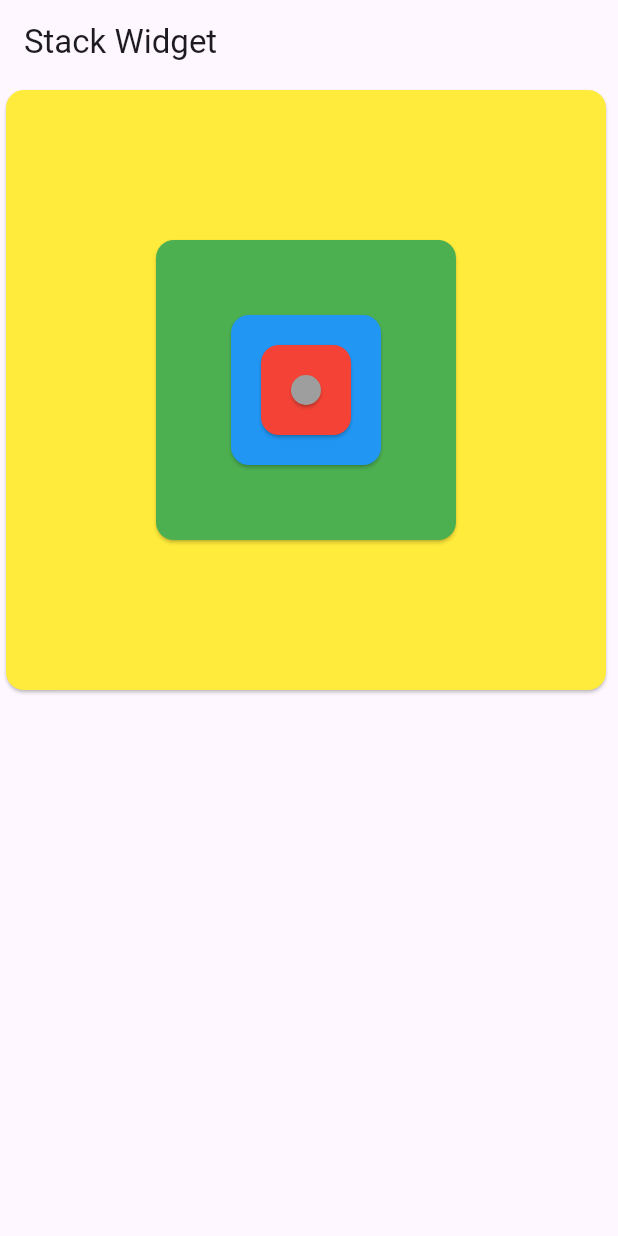
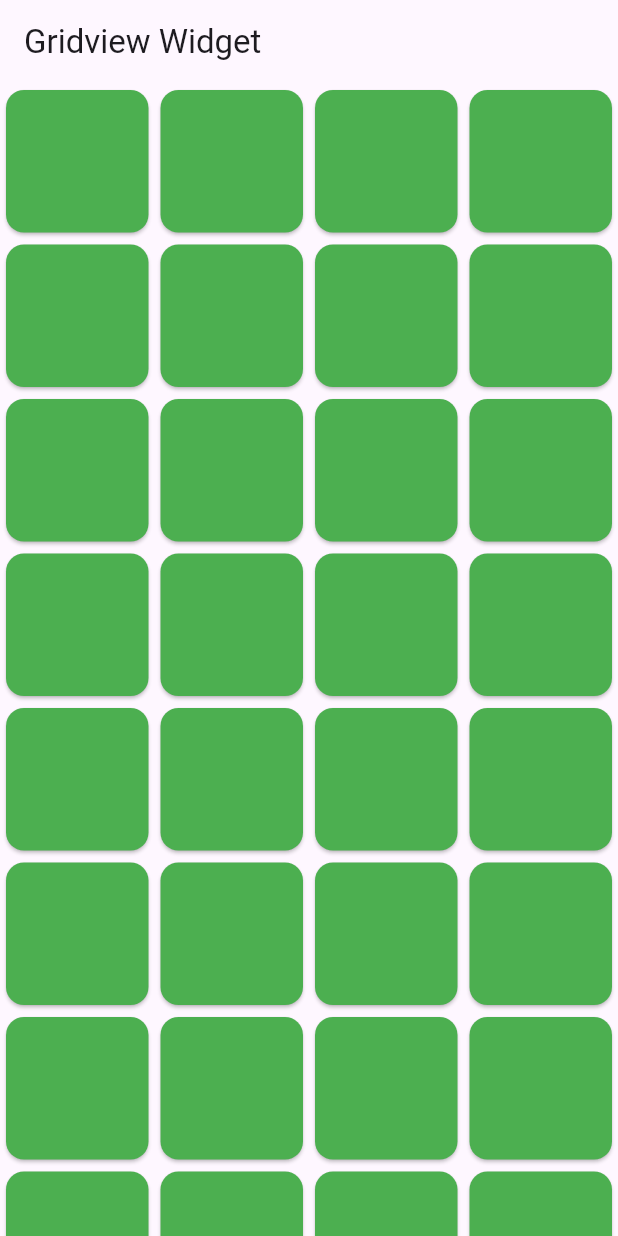
Before and after one commit to mkkm88/FlutterPractice, a Flutter app: the screen it shows after launch, on a phone screen of 412 x 824 dp. Run offline on Flutter 3.47's test engine with Material 3 defaults, Android fonts, the phone set to English and light mode, and no system bars.

Commit message:
Gridview Widget

```diff
--- a/lib/main.dart
+++ b/lib/main.dart
@@ -12,37 +12,34 @@ class MyApp extends StatefulWidget {
 }
 
 class _MyAppState extends State<MyApp> {
+  List<int> items = [];
+
+  @override
+  void initState() {
+    for (int i = 0; i < 50; i++) {
+      items.add(i);
+    }
+    super.initState();
+  }
+
   @override
   Widget build(BuildContext context) {
     return MaterialApp(
       title: 'My Application',
       debugShowCheckedModeBanner: false,
       home: Scaffold(
-        appBar: AppBar(title: Text('Stack Widget')),
-        body: Stack(
-          alignment: Alignment.center,
-          children: <Widget>[
-            Card(
-              color: Colors.yellow,
-              child: Padding(padding: EdgeInsets.all(200.0)),
-            ),
-            Card(
+        appBar: AppBar(title: Text('Gridview Widget')),
+        body: GridView.builder(
+          itemCount: items.length,
+          gridDelegate: SliverGridDelegateWithFixedCrossAxisCount(
+            crossAxisCount: 4,
+          ),
+          itemBuilder: (BuildContext context, int index) {
+            return Card(
               color: Colors.green,
-              child: Padding(padding: EdgeInsets.all(100.0)),
-            ),
-            Card(
-              color: Colors.blue,
-              child: Padding(padding: EdgeInsets.all(50.0)),
-            ),
-            Card(
-              color: Colors.red,
-              child: Padding(padding: EdgeInsets.all(30.0)),
-            ),
-            Card(
-              color: Colors.grey,
-              child: Padding(padding: EdgeInsets.all(10.0)),
-            ),
-          ],
+              child: Padding(padding: EdgeInsetsGeometry.all(20.0)),
+            );
+          },
         ),
       ),
     );
```
